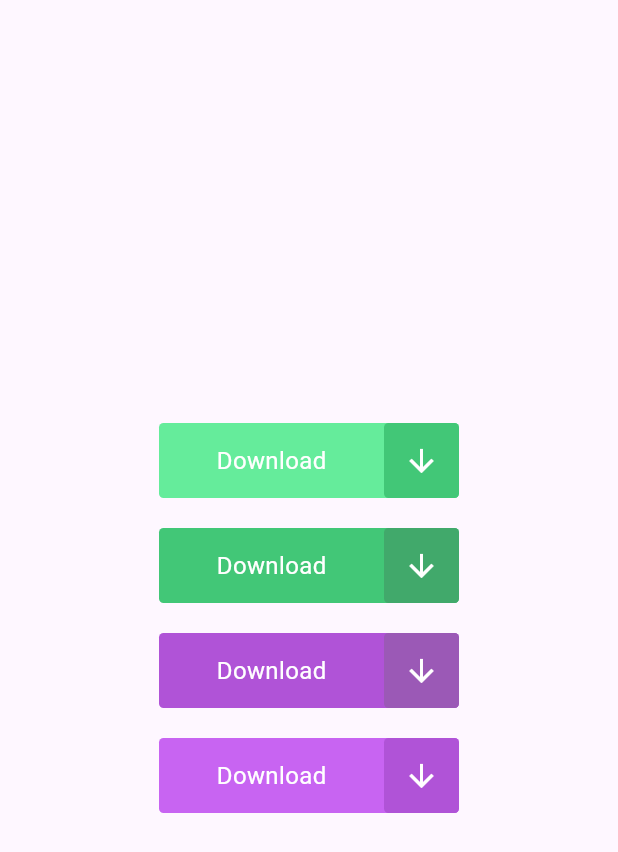
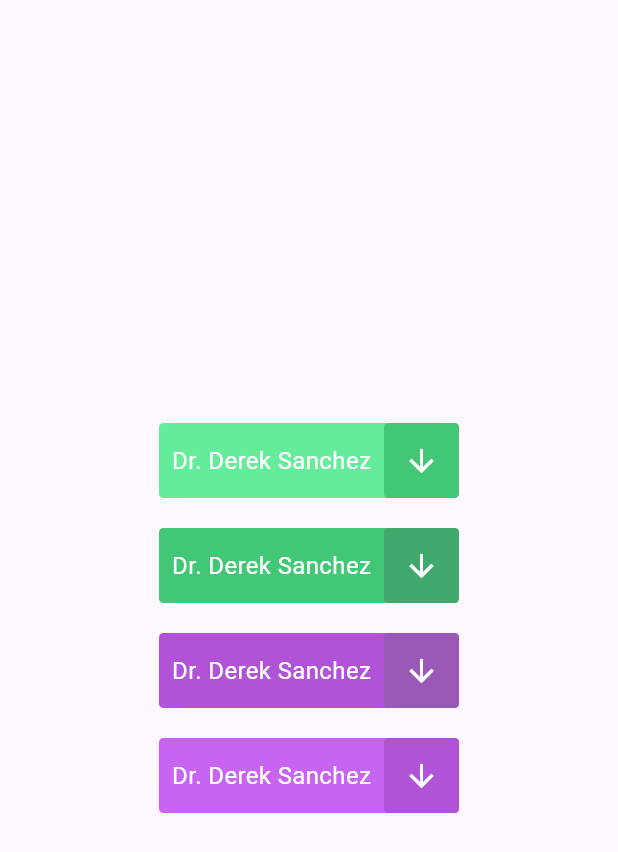
Before and after one commit to Alondra-Ramirez-Sandoval-1092/act8_android_1092, a Flutter app: the screen it shows after launch, on a phone screen of 412 x 824 dp. Shown: the top 852 px of the screen. Run offline on Flutter 3.47's test engine with Material 3 defaults, Android fonts, the phone set to English and light mode, and no system bars.

Commit message:
Update ButtonAnimation.dart

```diff
--- a/lib/ButtonAnimation.dart
+++ b/lib/ButtonAnimation.dart
@@ -99,7 +99,7 @@ class _ButtonAnimationState extends State<ButtonAnimation>
                       child: Align(
                         child: animationComplete == false
                             ? Text(
-                                "Download",
+                                "Dr. Derek Sanchez",
                                 style: TextStyle(
                                     color: Colors.white, fontSize: 16),
                               )
```
